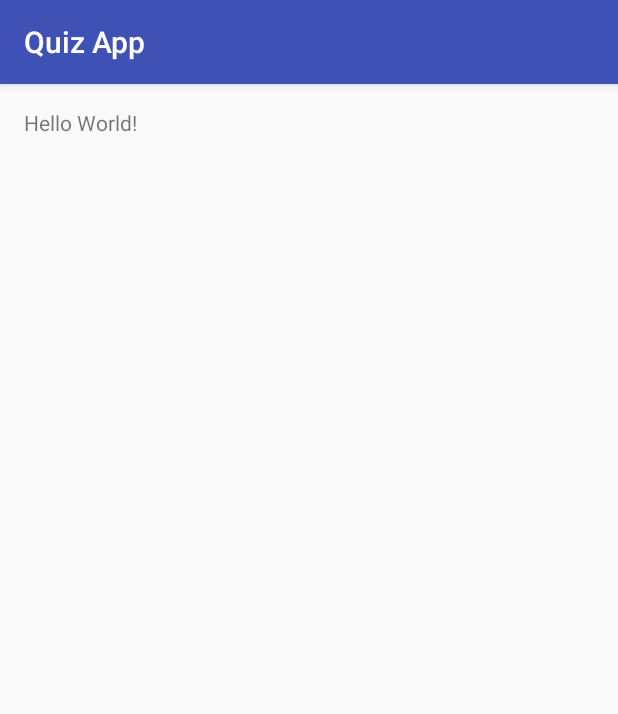
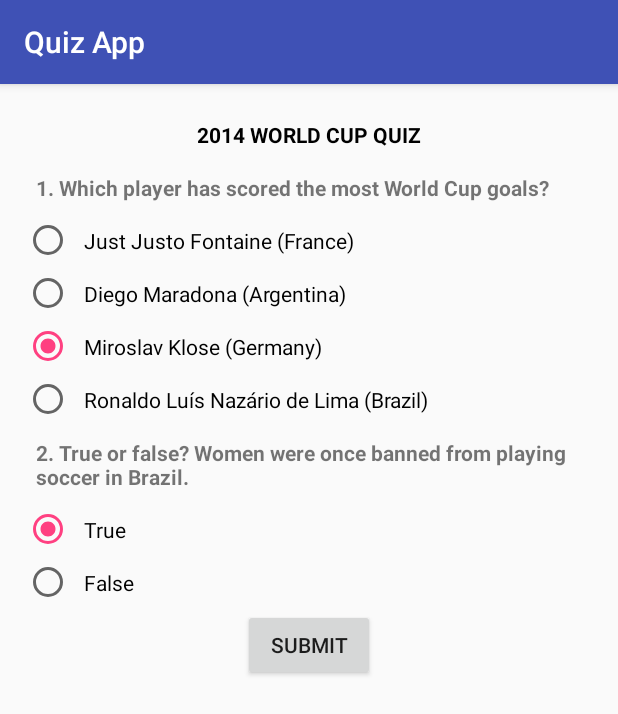
Before and after one commit to mvnshrikanth/QuizApp, an Android app: the screen it shows after launch (MainActivity), on a phone screen of 412 x 824 dp. Shown: the top 714 px of the screen. Run offline under Robolectric (Android 15) with nearby library versions, the light colour scheme and no system bars.

Commit message:
Adding questions ...

```diff
--- a/QuizApp/app/src/main/java/com/androidworld/mvnshrikanth/quizapp/MainActivity.java
+++ b/QuizApp/app/src/main/java/com/androidworld/mvnshrikanth/quizapp/MainActivity.java
@@ -10,4 +10,5 @@ public class MainActivity extends AppCompatActivity {
         super.onCreate(savedInstanceState);
         setContentView(R.layout.activity_main);
     }
+
 }
--- a/QuizApp/app/src/main/res/layout/activity_main.xml
+++ b/QuizApp/app/src/main/res/layout/activity_main.xml
@@ -1,9 +1,10 @@
 <?xml version="1.0" encoding="utf-8"?>
-<RelativeLayout xmlns:android="http://schemas.android.com/apk/res/android"
+<LinearLayout xmlns:android="http://schemas.android.com/apk/res/android"
     xmlns:tools="http://schemas.android.com/tools"
     android:id="@+id/activity_main"
     android:layout_width="match_parent"
     android:layout_height="match_parent"
+    android:orientation="vertical"
     android:paddingBottom="@dimen/activity_vertical_margin"
     android:paddingLeft="@dimen/activity_horizontal_margin"
     android:paddingRight="@dimen/activity_horizontal_margin"
@@ -11,7 +12,96 @@
     tools:context="com.androidworld.mvnshrikanth.quizapp.MainActivity">
 
     <TextView
+        android:layout_width="match_parent"
+        android:layout_height="wrap_content"
+        android:gravity="center"
+        android:padding="8dp"
+        android:text="@string/str_app_heading"
+        android:textAllCaps="true"
+        android:textColor="@android:color/black"
+        android:textStyle="bold" />
+
+    <TextView
+        android:layout_width="match_parent"
+        android:layout_height="wrap_content"
+        android:padding="8dp"
+        android:text="@string/str_question_one"
+        android:textStyle="bold" />
+
+    <RadioGroup
         android:layout_width="wrap_content"
         android:layout_height="wrap_content"
-        android:text="Hello World!" />
-</RelativeLayout>
+        android:orientation="vertical">
+
+        <RadioButton
+            android:id="@+id/radio_qst_opt1"
+            android:layout_width="match_parent"
+            android:layout_height="wrap_content"
+            android:onClick="onRadioButtonClicked"
+            android:padding="8dp"
+            android:text="@string/str_qst_one_opt1" />
+
+        <RadioButton
+            android:id="@+id/radio_qst_opt2"
+            android:layout_width="match_parent"
+            android:layout_height="wrap_content"
+            android:onClick="onRadioButtonClicked"
+            android:padding="8dp"
+            android:text="@string/str_qst_one_opt2" />
+
+        <RadioButton
+            android:id="@+id/radio_qst_opt3"
+            android:layout_width="match_parent"
+            android:layout_height="wrap_content"
+            android:checked="true"
+            android:onClick="onRadioButtonClicked"
+            android:padding="8dp"
+            android:text="@string/str_qst_one_opt3" />
+
+        <RadioButton
+            android:id="@+id/radio_qst_opt4"
+            android:layout_width="match_parent"
+            android:layout_height="wrap_content"
+            android:onClick="onRadioButtonClicked"
+            android:padding="8dp"
+            android:text="@string/str_qst_one_opt4" />
+    </RadioGroup>
+
+    <TextView
+        android:layout_width="match_parent"
+        android:layout_height="wrap_content"
+        android:padding="8dp"
+        android:text="@string/str_question_two"
+        android:textStyle="bold" />
+
+    <RadioGroup
+        android:layout_width="wrap_content"
+        android:layout_height="wrap_content"
+        android:orientation="vertical">
+
+        <RadioButton
+            android:id="@+id/radio_qst2_opt1"
+            android:layout_width="match_parent"
+            android:layout_height="wrap_content"
+            android:checked="true"
+            android:onClick="onRadioButtonClicked"
+            android:padding="8dp"
+            android:text="@string/str_qst_two_opt1" />
+
+        <RadioButton
+            android:id="@+id/radio_qst2_opt2"
+            android:layout_width="match_parent"
+            android:layout_height="wrap_content"
+            android:onClick="onRadioButtonClicked"
+            android:padding="8dp"
+            android:text="@string/str_qst_two_opt2" />
+
+    </RadioGroup>
+
+    <Button
+        android:layout_width="wrap_content"
+        android:layout_height="wrap_content"
+        android:layout_gravity="center"
+        android:text="@string/str_submit" />
+
+</LinearLayout>
--- a/QuizApp/app/src/main/res/values/strings.xml
+++ b/QuizApp/app/src/main/res/values/strings.xml
@@ -1,3 +1,13 @@
 <resources>
     <string name="app_name">Quiz App</string>
+    <string name="str_app_heading">2014 World Cup quiz</string>
+    <string name="str_question_one">1. Which player has scored the most World Cup goals?</string>
+    <string name="str_qst_one_opt1">Just Justo Fontaine (France)</string>
+    <string name="str_qst_one_opt2">Diego Maradona (Argentina)</string>
+    <string name="str_qst_one_opt3">Miroslav Klose (Germany)</string>
+    <string name="str_qst_one_opt4">Ronaldo Luís Nazário de Lima (Brazil)</string>
+    <string name="str_question_two">2. True or false? Women were once banned from playing soccer in Brazil.</string>
+    <string name="str_qst_two_opt1">True</string>
+    <string name="str_qst_two_opt2">False</string>
+    <string name="str_submit">Submit</string>
 </resources>
```
